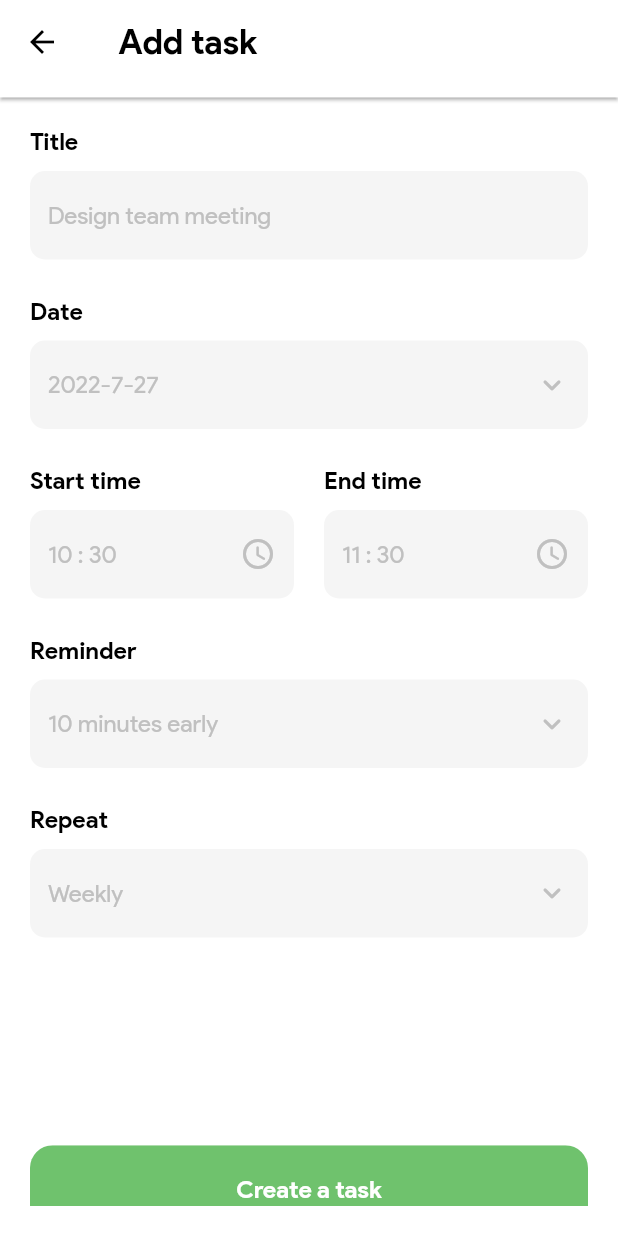
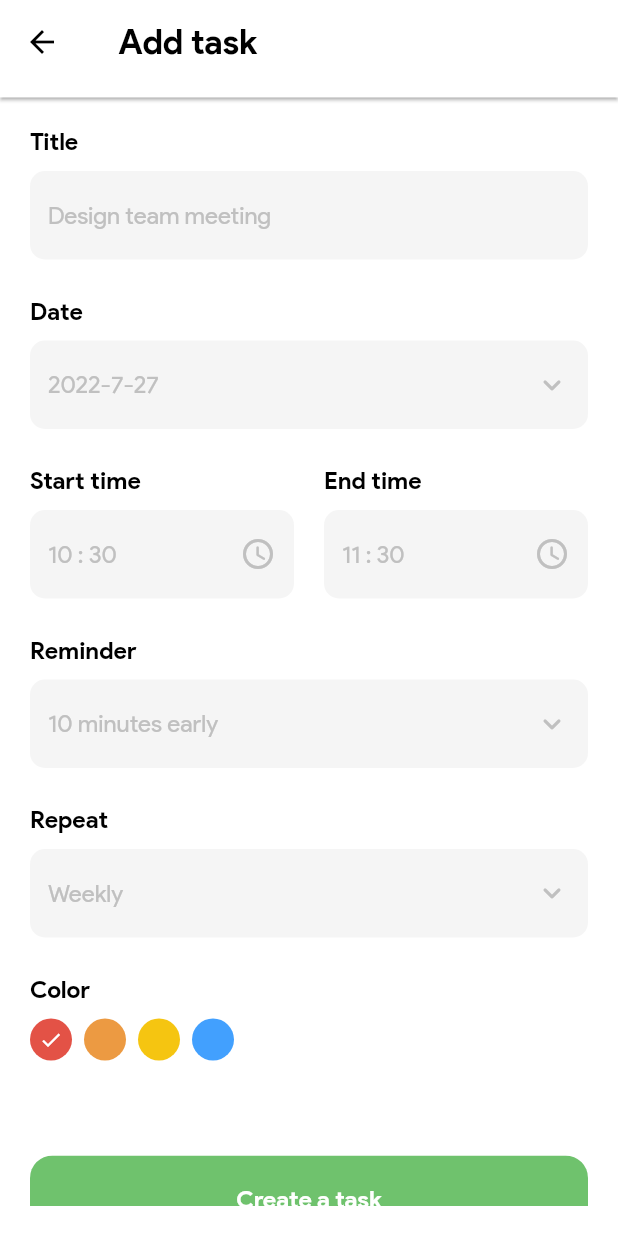
Before and after one commit to umrhsn/ToDoApp, a Flutter app: the AddTaskScreen screen opened by its route, on a phone screen of 412 x 824 dp. Run offline on Flutter 3.47's test engine with Material 2 defaults, Android fonts, the light colour scheme and no system bars; our stand-ins replace date_picker_timeline, equatable, flutter_bloc, flutter_screenutil, sqflite; accounts and stored records are empty.

```diff
--- /dev/null
+++ b/lib/db_state.dart
@@ -0,0 +1,18 @@
+import 'package:equatable/equatable.dart';
+
+abstract class DatabaseState extends Equatable {
+  const DatabaseState();
+
+  @override
+  List<Object> get props => [];
+}
+
+class DatabaseInitialized extends DatabaseState {}
+
+class DatabaseOpened extends DatabaseState {}
+
+class DatabaseLoading extends DatabaseState {}
+
+class DatabaseTasksFetched extends DatabaseState {}
+
+class DatabaseTaskCreated extends DatabaseState {}
--- a/lib/src/core/utils/app_strings.dart
+++ b/lib/src/core/utils/app_strings.dart
@@ -26,4 +26,13 @@ class AppStrings {
 
   /// date
   static String dateNow = DateTime.now().toString().substring(0, 10);
+
+  /// lists
+  static List<String> repeatList = ['None', 'Daily', 'Weekly', 'Monthly'];
+  static List<String> reminderList = [
+    '10 min before',
+    '30 min before',
+    '1 hour before',
+    '1 day before',
+  ];
 }
--- a/lib/src/core/widgets/text_field_widget.dart
+++ b/lib/src/core/widgets/text_field_widget.dart
@@ -19,13 +19,13 @@ class TextFormFieldWidget extends StatelessWidget {
     required this.controller,
     required this.label,
     required this.hintText,
-    this.suffixIcon,
+    this.suffixIcon = Icons.keyboard_arrow_down_rounded,
     this.suffixIconOnTap,
     this.suffixIconOnTapDown,
     this.focusNode,
-    required this.keyboardType,
+    this.keyboardType = TextInputType.text,
     this.onEditingComplete,
-    required this.textInputAction,
+    this.textInputAction = TextInputAction.next,
   }) : super(key: key);
 
   @override
--- a/lib/src/features/add_task/domain/entities/task.dart
+++ b/lib/src/features/add_task/domain/entities/task.dart
@@ -4,33 +4,31 @@ import 'package:equatable/equatable.dart';
 /// it is a base class that facilitates operator == and hashCode overrides.
 
 class Task extends Equatable {
+  final int id;
   final String title;
   final String date;
   final String startTime;
   final String endTime;
-  final List<String> reminders;
-  final List<String> repeatIntervals;
-  String state; // finished or not
+  final String reminder;
+  final String repeatInterval;
+  final String category;
+  bool isCompleted;
+  bool isFavorite;
 
   Task({
+    required this.id,
     required this.title,
     required this.date,
     required this.startTime,
     required this.endTime,
-    required this.reminders,
-    required this.repeatIntervals,
-    required this.state,
+    required this.reminder,
+    required this.repeatInterval,
+    required this.category,
+    required this.isCompleted,
+    required this.isFavorite,
   });
 
   @override
   // TODO: implement props
-  List<Object?> get props => [
-        title,
-        date,
-        startTime,
-        endTime,
-        reminders,
-        repeatIntervals,
-        state,
-      ];
+  List<Object?> get props => [id];
 }
--- a/lib/src/features/add_task/presentation/cubit/add_task_cubit.dart
+++ b/lib/src/features/add_task/presentation/cubit/add_task_cubit.dart
@@ -3,6 +3,6 @@ import 'package:equatable/equatable.dart';
 
 part 'add_task_state.dart';
 
-class AddTaskCubit extends Cubit<AddTaskState> {
-  AddTaskCubit() : super(AddTaskInitial());
+class AddTaskCubit extends Cubit<int> {
+  AddTaskCubit() : super(0);
 }
--- a/lib/src/features/add_task/presentation/screens/add_task_screen.dart
+++ b/lib/src/features/add_task/presentation/screens/add_task_screen.dart
@@ -1,4 +1,7 @@
 import 'package:flutter/material.dart';
+import 'package:flutter_bloc/flutter_bloc.dart';
+import 'package:to_do_app/db_cubit.dart';
+import 'package:to_do_app/db_state.dart';
 import 'package:to_do_app/src/core/utils/app_strings.dart';
 import 'package:to_do_app/src/core/widgets/app_bar_widget.dart';
 import 'package:to_do_app/src/features/add_task/presentation/widgets/add_task_content.dart';
@@ -12,7 +15,13 @@ class AddTaskScreen extends StatefulWidget {
 
 class _AddTaskScreenState extends State<AddTaskScreen> {
   Widget _buildBodyContent() {
-    return const Padding(padding: EdgeInsets.all(20), child: AddTaskContent());
+    return Padding(
+        padding: EdgeInsets.all(20),
+        child: BlocBuilder<DatabaseCubit, DatabaseState>(
+          builder: (context, state) {
+            return AddTaskContent();
+          },
+        ));
   }
 
   @override
--- a/lib/src/features/add_task/presentation/widgets/add_task_content.dart
+++ b/lib/src/features/add_task/presentation/widgets/add_task_content.dart
@@ -1,6 +1,11 @@
 import 'package:flutter/material.dart';
+import 'package:flutter_bloc/flutter_bloc.dart';
 import 'package:flutter_screenutil/flutter_screenutil.dart';
+import 'package:sqflite/sqflite.dart';
+import 'package:to_do_app/db_cubit.dart';
+import 'package:to_do_app/db_state.dart';
 import 'package:to_do_app/src/config/routes/app_routes.dart';
+import 'package:to_do_app/src/core/utils/app_colors.dart';
 import 'package:to_do_app/src/core/utils/app_strings.dart';
 import 'package:to_do_app/src/core/widgets/my_button_widget.dart';
 import 'package:to_do_app/src/core/widgets/text_field_widget.dart';
@@ -14,12 +19,7 @@ class AddTaskContent extends StatefulWidget {
 
 class _AddTaskContentState extends State<AddTaskContent> {
   final formKey = GlobalKey<FormState>();
-  final titleController = TextEditingController();
-  final dateController = TextEditingController();
-  final startTimeController = TextEditingController();
-  final endTimeController = TextEditingController();
-  final remindController = TextEditingController();
-  final repeatController = TextEditingController();
+
   DateTime dateTime = DateTime(
     DateTime.now().year,
     DateTime.now().month,
@@ -28,35 +28,108 @@ class _AddTaskContentState extends State<AddTaskContent> {
     DateTime.now().minute,
   );
 
+  String _selectedRepeat = 'None';
+  int _selectedColor = 0;
+
   @override
   Widget build(BuildContext context) {
+    final titleController = DatabaseCubit.get(context).titleController;
+    final dateController = DatabaseCubit.get(context).dateController;
+    final startTimeController = DatabaseCubit.get(context).startTimeController;
+    final endTimeController = DatabaseCubit.get(context).endTimeController;
+    final remindController = DatabaseCubit.get(context).remindController;
+    final repeatController = DatabaseCubit.get(context).repeatController;
+
+    Future<DateTime?> _getDateFromUser() async {
+      return await showDatePicker(
+          context: context,
+          initialDate: DateTime.now(),
+          firstDate: DateTime.now(),
+          lastDate: DateTime(2100));
+    }
+
+    Future<TimeOfDay?> _getTimeFromUser() async => await showTimePicker(
+          context: context,
+          initialTime: TimeOfDay(hour: dateTime.hour, minute: dateTime.minute),
+        );
+
+    void _setDateText() async {
+      final date = await _getDateFromUser();
+
+      if (date == null) return; // pressed cancel
+
+      setState(() {
+        dateTime = date;
+        dateController.text =
+            '${dateTime.year}-${dateTime.month}-${dateTime.day}';
+      });
+    }
+
+    void _setStartTimeText(String hour, String minute) async {
+      final time = await _getTimeFromUser();
+
+      if (time == null) return; // pressed cancel
+
+      final newDateTime = DateTime(
+        dateTime.year,
+        dateTime.month,
+        dateTime.day,
+        time.hour,
+        time.minute,
+      );
+
+      setState(() {
+        dateTime = newDateTime;
+        startTimeController.text = '$hour : $minute';
+      });
+    }
+
+    void _setEndTimeText(String hour, String minute) async {
+      final time = await _getTimeFromUser();
+
+      if (time == null) return; // pressed cancel
+
+      final newDateTime = DateTime(
+        dateTime.year,
+        dateTime.month,
+        dateTime.day,
+        time.hour,
+        time.minute,
+      );
+
+      setState(() {
+        dateTime = newDateTime;
+        endTimeController.text = '$hour : $minute';
+      });
+    }
+
     List<PopupMenuItem> addTaskReminderMenuItems = [
       PopupMenuItem(
         value: 1,
-        child: Text('10 min before'),
+        child: Text(AppStrings.reminderList[0]),
         onTap: () {
-          remindController.text = '10 min before';
+          remindController.text = AppStrings.reminderList[0];
         },
       ),
       PopupMenuItem(
         value: 2,
-        child: Text('30 min before'),
+        child: Text(AppStrings.reminderList[1]),
         onTap: () {
-          remindController.text = '30 min before';
+          remindController.text = AppStrings.reminderList[1];
         },
       ),
       PopupMenuItem(
         value: 3,
-        child: Text('1 hour before'),
+        child: Text(AppStrings.reminderList[2]),
         onTap: () {
-          remindController.text = '1 hour before';
+          remindController.text = AppStrings.reminderList[2];
         },
       ),
       PopupMenuItem(
         value: 4,
-        child: Text('1 day before'),
+        child: Text(AppStrings.reminderList[3]),
         onTap: () {
-          remindController.text = '1 day before';
+          remindController.text = AppStrings.reminderList[3];
         },
       ),
     ];
@@ -64,16 +137,30 @@ class _AddTaskContentState extends State<AddTaskContent> {
     List<PopupMenuItem> addTaskRepeatMenuItems = [
       PopupMenuItem(
         value: 1,
-        child: Text('Weekly'),
+        child: Text(AppStrings.repeatList[0]),
         onTap: () {
-          repeatController.text = 'Weekly';
+          repeatController.text = AppStrings.repeatList[0];
         },
       ),
       PopupMenuItem(
         value: 2,
-        child: Text('Daily'),
+        child: Text(AppStrings.repeatList[1]),
         onTap: () {
-          repeatController.text = 'Daily';
+          repeatController.text = AppStrings.repeatList[1];
+        },
+      ),
+      PopupMenuItem(
+        value: 2,
+        child: Text(AppStrings.repeatList[2]),
+        onTap: () {
+          repeatController.text = AppStrings.repeatList[2];
+        },
+      ),
+      PopupMenuItem(
+        value: 2,
+        child: Text(AppStrings.repeatList[3]),
+        onTap: () {
+          repeatController.text = AppStrings.repeatList[3];
         },
       ),
     ];
@@ -86,6 +173,7 @@ class _AddTaskContentState extends State<AddTaskContent> {
     return SingleChildScrollView(
       child: Column(
         mainAxisAlignment: MainAxisAlignment.spaceBetween,
+        crossAxisAlignment: CrossAxisAlignment.start,
         children: [
           Form(
             key: formKey,
@@ -96,8 +184,7 @@ class _AddTaskContentState extends State<AddTaskContent> {
                   controller: titleController,
                   label: AppStrings.titleTextFieldLabel,
                   hintText: 'Design team meeting',
-                  keyboardType: TextInputType.text,
-                  textInputAction: TextInputAction.next,
+                  suffixIcon: null,
                 ),
                 const SizedBox(height: 25),
                 TextFormFieldWidget(
@@ -105,10 +192,8 @@ class _AddTaskContentState extends State<AddTaskContent> {
                   label: AppStrings.dateTextFieldLabel,
                   hintText:
                       '${dateTime.year}-${dateTime.month}-${dateTime.day}',
-                  suffixIcon: Icons.keyboard_arrow_down_rounded,
                   suffixIconOnTap: _setDateText,
                   keyboardType: TextInputType.datetime,
-                  textInputAction: TextInputAction.next,
                 ),
                 const SizedBox(height: 25),
                 Row(
@@ -122,7 +207,6 @@ class _AddTaskContentState extends State<AddTaskContent> {
                         suffixIcon: Icons.access_time_rounded,
                         suffixIconOnTap: () => _setStartTimeText(hour, minute),
                         keyboardType: TextInputType.datetime,
-                        textInputAction: TextInputAction.next,
                       ),
                     ),
                     const SizedBox(width: 20),
@@ -134,44 +218,75 @@ class _AddTaskContentState extends State<AddTaskContent> {
                         suffixIcon: Icons.access_time_rounded,
                         suffixIconOnTap: () => _setEndTimeText(hour, minute),
                         keyboardType: TextInputType.datetime,
-                        textInputAction: TextInputAction.next,
                       ),
                     ),
                   ],
                 ),
                 const SizedBox(height: 25),
                 TextFormFieldWidget(
-                  textInputAction: TextInputAction.next,
                   controller: remindController,
                   label: AppStrings.remindTextFieldLabel,
                   hintText: '10 minutes early',
-                  suffixIcon: Icons.keyboard_arrow_down_rounded,
                   suffixIconOnTapDown: (details) => _showPopupMenuAtPosition(
                       details, addTaskReminderMenuItems),
-                  keyboardType: TextInputType.text,
                 ),
                 const SizedBox(height: 25),
                 TextFormFieldWidget(
-                  textInputAction: TextInputAction.done,
                   controller: repeatController,
                   label: AppStrings.repeatTextFieldLabel,
                   hintText: 'Weekly',
-                  suffixIcon: Icons.keyboard_arrow_down_rounded,
                   suffixIconOnTapDown: (details) =>
                       _showPopupMenuAtPosition(details, addTaskRepeatMenuItems),
-                  keyboardType: TextInputType.text,
                 ),
               ],
             ),
           ),
-          SizedBox(height: 116.h),
-          // FIXME: due to having a SingleChildScrollView, the Column's MainAxisAlignment.spaceBetween is not effective, so temporarily I put SizedBox(height: 116.h)
-          MyButtonWidget(
-              onPressed: () {
-                // TODO: create task in database
-                Navigator.pushNamed(context, Routes.initialRoute);
-              },
-              label: AppStrings.createTaskButtonLabel),
+          const SizedBox(height: 25),
+          // TODO: make reusable component named ColorPickerWidget
+          Column(
+            crossAxisAlignment: CrossAxisAlignment.start,
+            children: [
+              const Text('Color',
+                  style: TextStyle(fontWeight: FontWeight.bold)),
+              const SizedBox(height: 10),
+              Wrap(
+                children: List<Widget>.generate(4, (index) {
+                  return GestureDetector(
+                    onTap: () => setState(() => _selectedColor = index),
+                    child: Padding(
+                      padding: const EdgeInsets.only(right: 8),
+                      child: CircleAvatar(
+                        radius: 14,
+                        backgroundColor: index == 0
+                            ? AppColors.tasksColorsList[0]
+                            : index == 1
+                                ? AppColors.tasksColorsList[1]
+                                : index == 2
+                                    ? AppColors.tasksColorsList[2]
+                                    : AppColors.tasksColorsList[3],
+                        child: _selectedColor == index
+                            ? const Icon(Icons.done,
+                                color: Colors.white, size: 16)
+                            : Container(),
+                      ),
+                    ),
+                  );
+                }),
+              )
+            ],
+          ),
+          SizedBox(height: 53.h),
+          // FIXME: due to having a SingleChildScrollView, the Column's MainAxisAlignment.spaceBetween is not effective
+          BlocBuilder<DatabaseCubit, DatabaseState>(
+            builder: (BuildContext context, state) {
+              return MyButtonWidget(
+                  onPressed: () {
+                    DatabaseCubit.get(context).createTask();
+                    Navigator.pushNamed(context, Routes.initialRoute);
+                  },
+                  label: AppStrings.createTaskButtonLabel);
+            },
+          ),
         ],
       ),
     );
@@ -190,67 +305,4 @@ class _AddTaskContentState extends State<AddTaskContent> {
         position: RelativeRect.fromLTRB(offset.dx, offset.dy, 0, 0),
         items: menuItems);
   }
-
-  void _setDateText() async {
-    final date = await _pickDate();
-
-    if (date == null) return; // pressed cancel
-
-    setState(() {
-      dateTime = date;
-      dateController.text =
-          '${dateTime.year}-${dateTime.month}-${dateTime.day}';
-    });
-  }
-
-  void _setStartTimeText(String hour, String minute) async {
-    final time = await _pickTime();
-
-    if (time == null) return; // pressed cancel
-
-    final newDateTime = DateTime(
-      dateTime.year,
-      dateTime.month,
-      dateTime.day,
-      time.hour,
-      time.minute,
-    );
-
-    setState(() {
-      dateTime = newDateTime;
-      startTimeController.text = '$hour : $minute';
-    });
-  }
-
-  void _setEndTimeText(String hour, String minute) async {
-    final time = await _pickTime();
-
-    if (time == null) return; // pressed cancel
-
-    final newDateTime = DateTime(
-      dateTime.year,
-      dateTime.month,
-      dateTime.day,
-      time.hour,
-      time.minute,
-    );
-
-    setState(() {
-      dateTime = newDateTime;
-      endTimeController.text = '$hour : $minute';
-    });
-  }
-
-  Future<DateTime?> _pickDate() async {
-    return await showDatePicker(
-        context: context,
-        initialDate: DateTime.now(),
-        firstDate: DateTime.now(),
-        lastDate: DateTime(2100));
-  }
-
-  Future<TimeOfDay?> _pickTime() async => await showTimePicker(
-        context: context,
-        initialTime: TimeOfDay(hour: dateTime.hour, minute: dateTime.minute),
-      );
 }
--- a/lib/src/features/board/presentation/cubit/board_cubit.dart
+++ b/lib/src/features/board/presentation/cubit/board_cubit.dart
@@ -1,8 +1,19 @@
+import 'package:flutter/material.dart';
 import 'package:flutter_bloc/flutter_bloc.dart';
 import 'package:equatable/equatable.dart';
 
 part 'board_state.dart';
 
-class BoardCubit extends Cubit<BoardState> {
-  BoardCubit() : super(BoardInitial());
+class BoardCubit extends Cubit<int> {
+  BoardCubit() : super(0);
+
+  static BoardCubit get(context) => BlocProvider.of<BoardCubit>(context);
+
+  bool isCheckboxChecked = false;
+
+  void isChecked() {
+    isCheckboxChecked = !isCheckboxChecked;
+    debugPrint('$isCheckboxChecked');
+    emit(state + 1);
+  }
 }
--- a/lib/src/features/board/presentation/cubit/board_state.dart
+++ b/lib/src/features/board/presentation/cubit/board_state.dart
@@ -2,9 +2,7 @@ part of 'board_cubit.dart';
 
 abstract class BoardState extends Equatable {
   const BoardState();
-}
 
-class BoardInitial extends BoardState {
   @override
   List<Object> get props => [];
 }
--- a/lib/src/features/schedule/presentation/widgets/date_picker_widget.dart
+++ b/lib/src/features/schedule/presentation/widgets/date_picker_widget.dart
@@ -7,12 +7,12 @@ class DatePickerWidget extends StatefulWidget {
   DatePickerWidget({
     Key? key,
     required this.startDate,
-    required this.selectedValue,
+    required this.selectedDate,
     required this.initialSelectedDate,
   }) : super(key: key);
 
   DateTime startDate;
-  DateTime selectedValue;
+  DateTime selectedDate;
   DateTime initialSelectedDate;
 
   @override
@@ -41,7 +41,7 @@ class _DatePickerWidgetState extends State<DatePickerWidget> {
         onDateChange: (date) {
           // New date selected
           setState(() {
-            widget.selectedValue = date;
+            widget.selectedDate = date;
           });
         },
       ),
--- a/lib/src/features/schedule/presentation/widgets/schedule_item.dart
+++ b/lib/src/features/schedule/presentation/widgets/schedule_item.dart
@@ -8,7 +8,7 @@ class ScheduleItem extends StatelessWidget {
 
   @override
   Widget build(BuildContext context) {
-    AppColors.tasksColorsList.shuffle();
+    // AppColors.tasksColorsList.shuffle();
     bool isChecked = false;
     return Padding(
       padding: const EdgeInsets.only(bottom: 15),
```
Also changed, not shown: lib/app.dart (+16 -2 lines), lib/bloc_observer.dart (added, +40 -0 lines), lib/db_cubit.dart (added, +150 -0 lines), lib/src/core/widgets/checkbox_widget.dart (+20 -15 lines), lib/src/features/board/presentation/widgets/board_content.dart (+49 -3 lines), lib/src/features/board/presentation/widgets/board_item.dart (+29 -11 lines), lib/src/features/board/presentation/widgets/tab_view_widget.dart (+5 -2 lines), lib/src/features/schedule/presentation/widgets/schedule_content.dart (+5 -11 lines).
